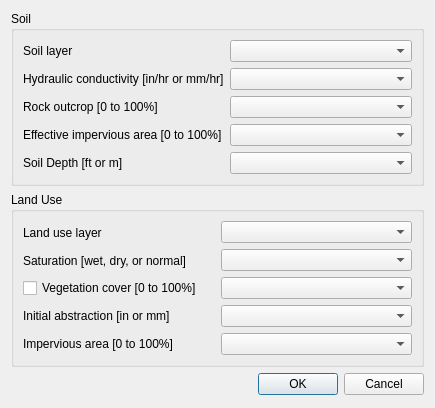
The window that flo2d/ui/infil_green_ampt.ui (FLO-2DSoftware/qgis-flo-2d-plugin) describes before a commit, drawn with Qt 5.
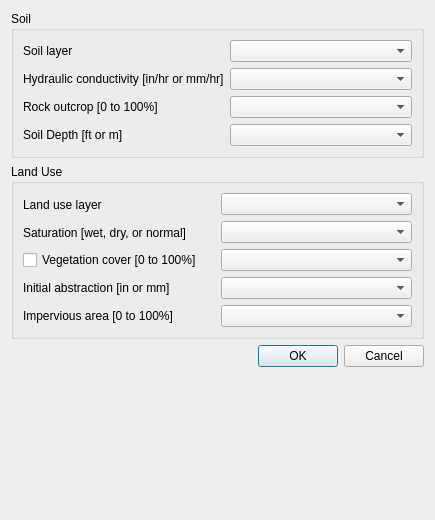
The same window after the commit.

Commit message: remove EFF from logic and consider max(Rockout, RTIMPlu)

```diff
--- a/flo2d/ui/infil_green_ampt.ui
+++ b/flo2d/ui/infil_green_ampt.ui
@@ -7,7 +7,7 @@
     <x>0</x>
     <y>0</y>
     <width>435</width>
-    <height>408</height>
+    <height>520</height>
    </rect>
   </property>
   <property name="windowTitle">
@@ -93,9 +93,6 @@
          <widget class="QComboBox" name="xksat_cbo"/>
         </item>
         <item row="3" column="0">
-         <widget class="QComboBox" name="eff_cbo"/>
-        </item>
-        <item row="4" column="0">
          <widget class="QComboBox" name="soil_depth_cbo"/>
         </item>
         <item row="0" column="0">
@@ -130,13 +127,6 @@
          </widget>
         </item>
         <item row="3" column="0">
-         <widget class="QLabel" name="label_3">
-          <property name="text">
-           <string>Effective impervious area [0 to 100%]</string>
-          </property>
-         </widget>
-        </item>
-        <item row="4" column="0">
          <widget class="QLabel" name="label_10">
           <property name="text">
            <string>Soil Depth [ft or m]</string>
```
Left out of the diff: 6 changed lines with no effect on the pictures. The commit also changes 2 other files.
